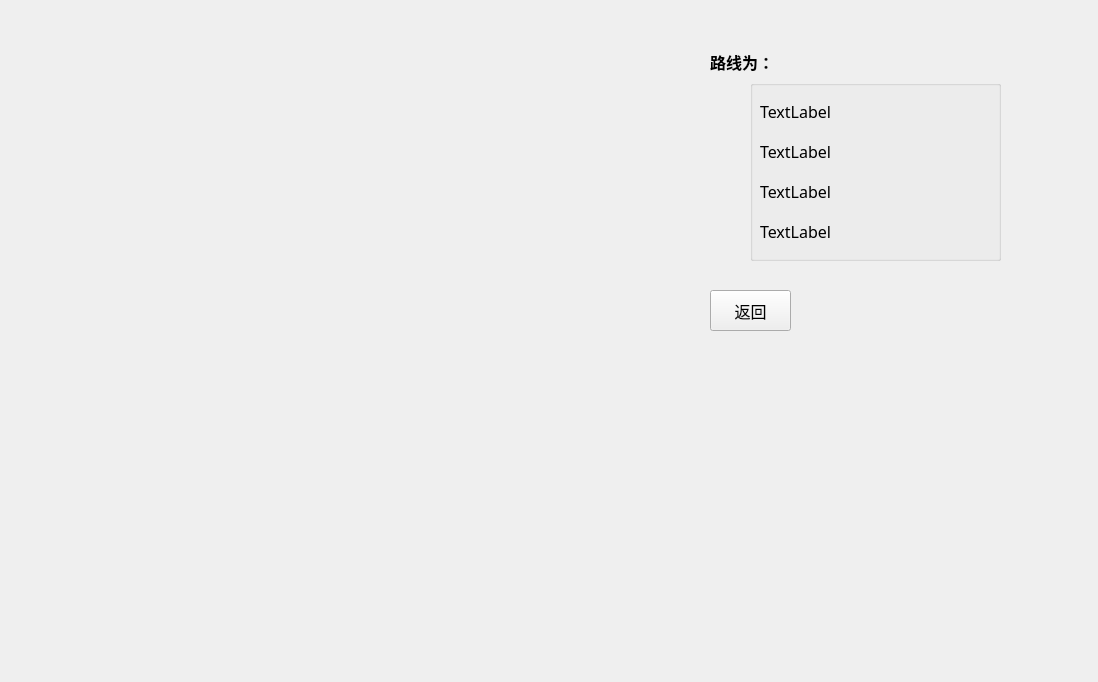
First picture: the form in bjtuMap.ui, repository Nahjs/CampusGuideSystem, before the edit.
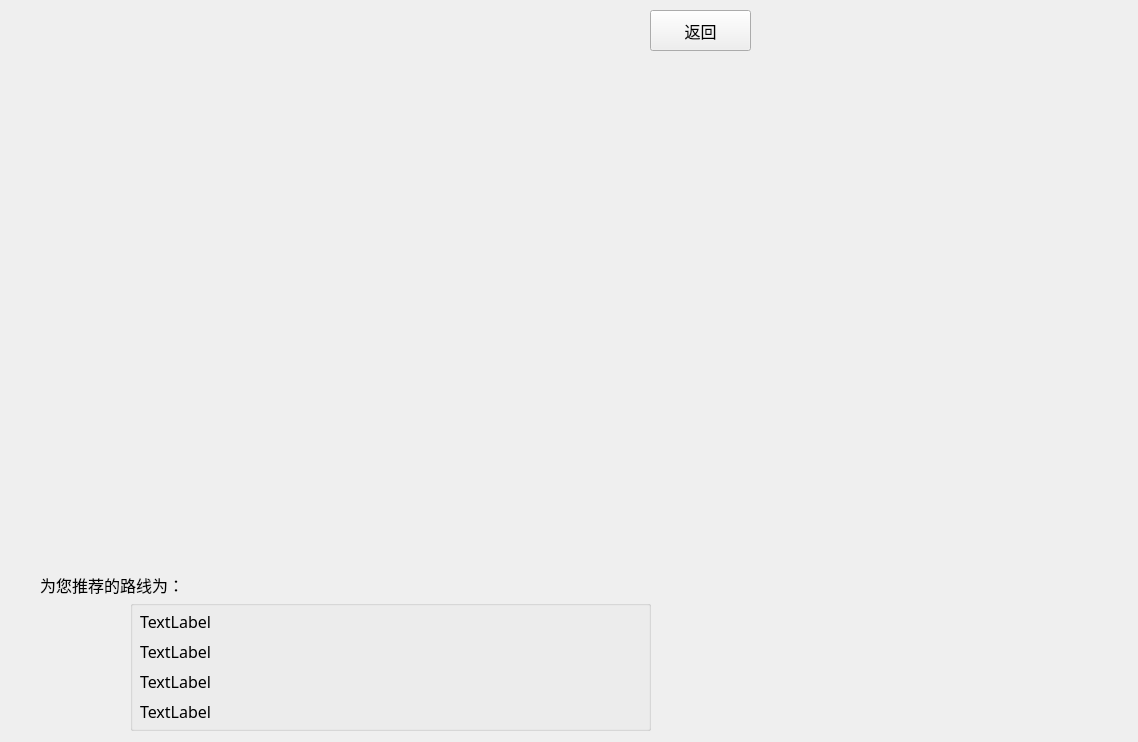
Second picture: the form after the edit. Icons and pictures are not drawn.

```diff
--- a/bjtuMap.ui
+++ b/bjtuMap.ui
@@ -6,8 +6,8 @@
    <rect>
     <x>0</x>
     <y>0</y>
-    <width>1098</width>
-    <height>682</height>
+    <width>1138</width>
+    <height>742</height>
    </rect>
   </property>
   <property name="windowTitle">
@@ -16,10 +16,10 @@
   <widget class="QGroupBox" name="groupBox">
    <property name="geometry">
     <rect>
-     <x>750</x>
-     <y>80</y>
-     <width>251</width>
-     <height>181</height>
+     <x>130</x>
+     <y>600</y>
+     <width>521</width>
+     <height>131</height>
     </rect>
    </property>
    <property name="title">
@@ -29,8 +29,8 @@
     <property name="geometry">
      <rect>
       <x>10</x>
-      <y>20</y>
-      <width>221</width>
+      <y>10</y>
+      <width>501</width>
       <height>20</height>
      </rect>
     </property>
@@ -49,8 +49,8 @@
     <property name="geometry">
      <rect>
       <x>10</x>
-      <y>60</y>
-      <width>221</width>
+      <y>40</y>
+      <width>501</width>
       <height>20</height>
      </rect>
     </property>
@@ -69,8 +69,8 @@
     <property name="geometry">
      <rect>
       <x>10</x>
-      <y>100</y>
-      <width>221</width>
+      <y>70</y>
+      <width>501</width>
       <height>20</height>
      </rect>
     </property>
@@ -89,8 +89,8 @@
     <property name="geometry">
      <rect>
       <x>10</x>
-      <y>140</y>
-      <width>221</width>
+      <y>100</y>
+      <width>501</width>
       <height>20</height>
      </rect>
     </property>
@@ -109,10 +109,10 @@
   <widget class="QLabel" name="label_2">
    <property name="geometry">
     <rect>
-     <x>710</x>
-     <y>50</y>
-     <width>71</width>
-     <height>21</height>
+     <x>40</x>
+     <y>570</y>
+     <width>141</width>
+     <height>31</height>
     </rect>
    </property>
    <property name="font">
@@ -122,15 +122,15 @@
     </font>
    </property>
    <property name="text">
-    <string>&lt;html&gt;&lt;head/&gt;&lt;body&gt;&lt;p&gt;&lt;span style=&quot; font-size:12pt; font-weight:600; color:#000000;&quot;&gt;路线为：&lt;/span&gt;&lt;/p&gt;&lt;/body&gt;&lt;/html&gt;</string>
+    <string>&lt;html&gt;&lt;head/&gt;&lt;body&gt;&lt;p&gt;&lt;span style=&quot; font-size:12pt; color:#000000;&quot;&gt;为您推荐的路线为：&lt;/span&gt;&lt;/p&gt;&lt;/body&gt;&lt;/html&gt;</string>
    </property>
   </widget>
   <widget class="QPushButton" name="pushButton_return">
    <property name="geometry">
     <rect>
-     <x>710</x>
-     <y>290</y>
-     <width>81</width>
+     <x>650</x>
+     <y>10</y>
+     <width>101</width>
      <height>41</height>
     </rect>
    </property>
@@ -142,6 +142,35 @@
    </property>
    <property name="text">
     <string>返回</string>
+   </property>
+   <property name="icon">
+    <iconset>
+     <normaloff>C:/Users/lenovo/Desktop/res/返回.png</normaloff>C:/Users/lenovo/Desktop/res/返回.png</iconset>
+   </property>
+   <property name="iconSize">
+    <size>
+     <width>45</width>
+     <height>45</height>
+    </size>
+   </property>
+  </widget>
+  <widget class="QLabel" name="label_4">
+   <property name="geometry">
+    <rect>
+     <x>10</x>
+     <y>440</y>
+     <width>211</width>
+     <height>61</height>
+    </rect>
+   </property>
+   <property name="text">
+    <string/>
+   </property>
+   <property name="pixmap">
+    <pixmap>C:/Users/lenovo/Desktop/res/校名.jpg</pixmap>
+   </property>
+   <property name="scaledContents">
+    <bool>true</bool>
    </property>
   </widget>
  </widget>
```
